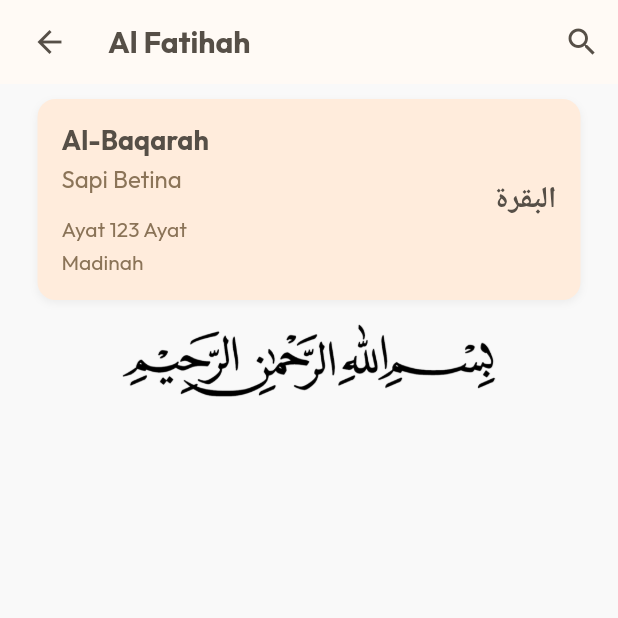
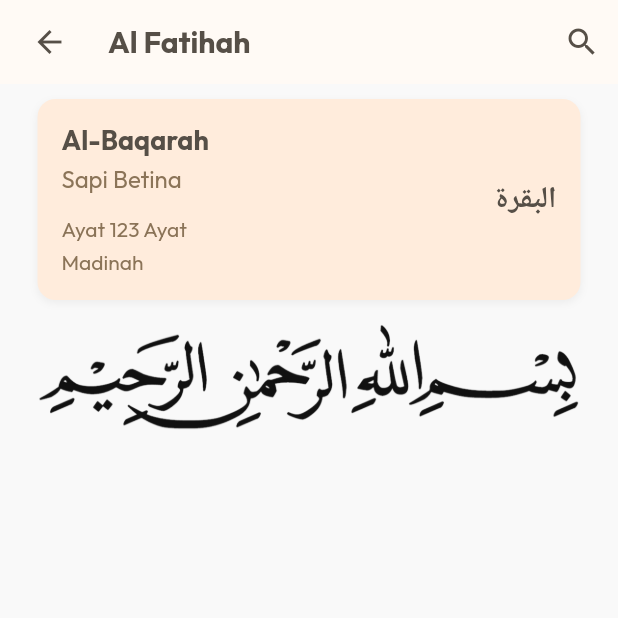
Before and after one commit to putra28/flutter-quran, a Flutter app: the SurahPage screen opened by its route, on a phone screen of 412 x 824 dp, the top half of it. Run offline on Flutter 3.47's test engine with Material 3 defaults, Android fonts, the light colour scheme and no system bars; our stand-ins replace google_fonts.

Commit message:
Change Bismillah

```diff
--- a/lib/screens/surah_screen.dart
+++ b/lib/screens/surah_screen.dart
@@ -63,7 +63,7 @@ class _SurahPageState extends State<SurahPage> {
             SurahCard(title: 'Al-Baqarah', verse: 'Ayat 123', type: 'Madinah', arabicTitle: 'البقرة', arti: 'Sapi Betina'),
             SizedBox(height: 16),
             Center(
-              child: Image.asset('assets/images/bismillah.png', width: 250),
+              child: Image.asset('assets/images/bismillah.png', width: 450),
             ),
           ],
         ),
```
Also changed, not shown: assets/images/Desain_tanpa_judul-removebg-preview.png (deleted), assets/images/bismillah.png.
